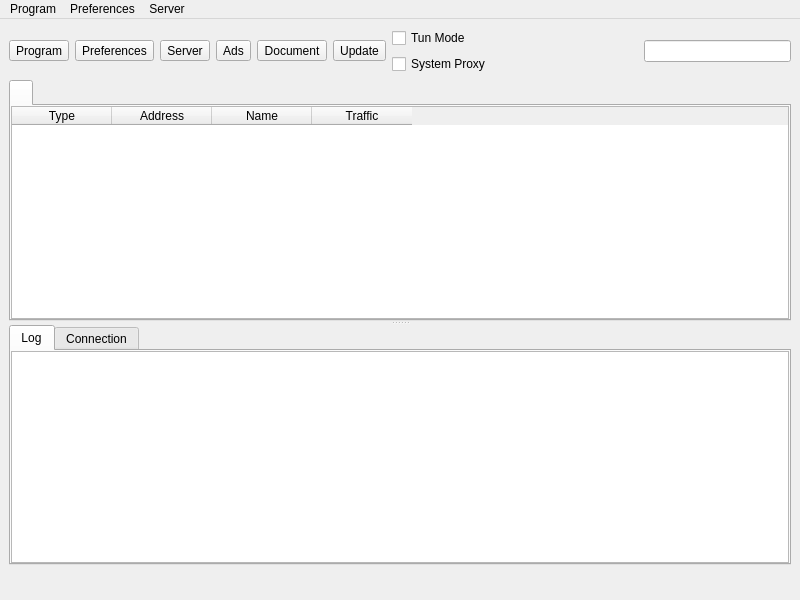
The window that ui/mainwindow.ui (bernard-xu/nekoray) describes before a commit, drawn with Qt 5.
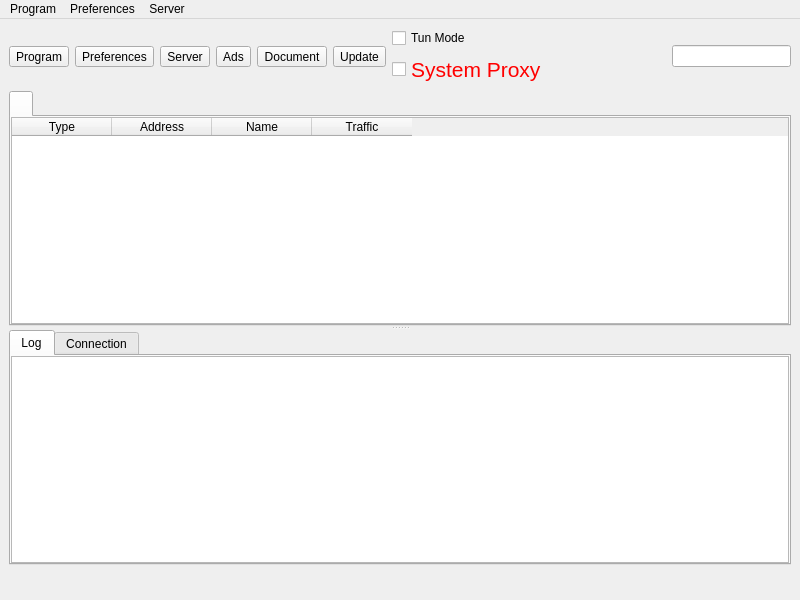
The same window after the commit. Icons and pictures are not drawn. Custom widgets are drawn as their Qt base class.

Commit message: 更改文字大小

Patch:
```diff
--- a/ui/mainwindow.ui
+++ b/ui/mainwindow.ui
@@ -181,6 +181,16 @@
           <property name="text">
            <string>System Proxy</string>
           </property>
+           <property name="font">
+              <font>
+                <pointsize>16</pointsize>
+              </font>
+            </property>
+            <property name="styleSheet">
+              <string>
+                color: red;
+              </string>
+            </property>
          </widget>
         </item>
        </layout>
```
